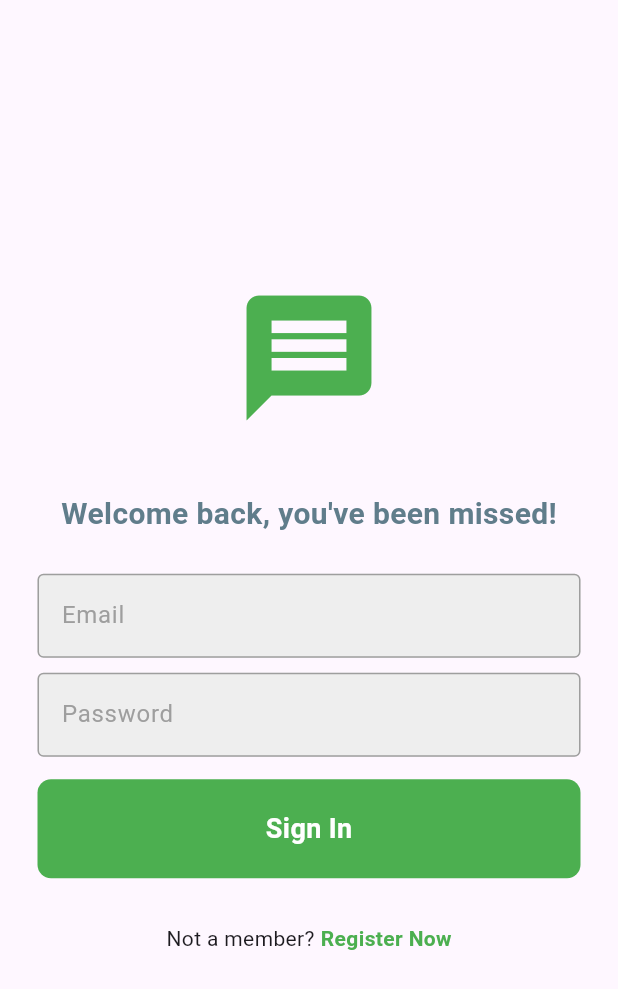
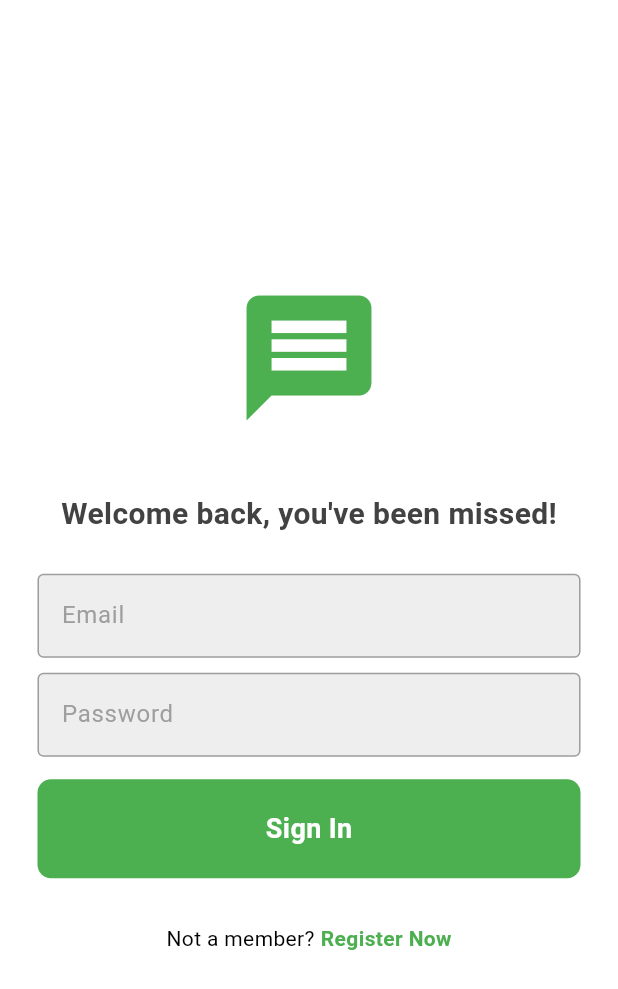
Before and after one commit to Harsh-bhai/chatapp, a Flutter app: the screen it shows after launch, on a phone screen of 412 x 824 dp. Shown: the top 989 px of the screen. Run offline on Flutter 3.47's test engine with Material 3 defaults, Android fonts, the phone set to English and light mode, and no system bars; our stand-ins replace cloud_firestore, firebase_auth, firebase_core; accounts and stored records are empty.

Commit message:
darkmode implmented

```diff
--- a/lib/components/my_text_field.dart
+++ b/lib/components/my_text_field.dart
@@ -1,32 +1,48 @@
-import "package:flutter/material.dart";
+import 'package:flutter/material.dart';
 
 class MyTextField extends StatelessWidget {
   final TextEditingController controller;
   final String placeholder;
   final bool obscureText;
-  const MyTextField(
-      {super.key,
+
+  const MyTextField({
+    super.key,
     required this.controller,
     required this.placeholder,
-      required this.obscureText});
+    required this.obscureText,
+  });
 
   @override
   Widget build(BuildContext context) {
     return TextField(
       controller: controller,
-      obscureText: (obscureText),
+      obscureText: obscureText,
       decoration: InputDecoration(
         enabledBorder: OutlineInputBorder(
-            borderSide: BorderSide(color: Colors.grey.shade500),
+          borderSide: BorderSide(
+            color: Theme.of(context).brightness == Brightness.light
+                ? Colors.grey.shade500 // Light mode color
+                : Colors.grey.shade700, // Dark mode color
           ),
-          focusedBorder: const OutlineInputBorder(
-              borderSide: BorderSide(color: Colors.green)),
-              fillColor: Colors.grey.shade200,
+        ),
+        focusedBorder: OutlineInputBorder(
+          borderSide: BorderSide(
+            color: Theme.of(context).brightness == Brightness.light
+                ? Colors.green // Light mode color
+                : Colors.green.shade200, // Dark mode color
+          ),
+        ),
         filled: true,
+        fillColor: Theme.of(context).brightness == Brightness.light
+            ? Colors.grey.shade200 // Light mode color
+            : Colors.grey.shade900, // Dark mode color
         hintText: placeholder,
-              hintStyle: TextStyle(color:Colors.grey.shade500)
+        hintStyle: TextStyle(
+          color: Theme.of(context).brightness == Brightness.light
+              ? Colors.grey.shade500 // Light mode color
+              : Colors.grey.shade400, // Dark mode color
         ),
-
+      ),
     );
   }
 }
--- a/lib/main.dart
+++ b/lib/main.dart
@@ -1,6 +1,8 @@
 import 'package:chatapp/firebase_options.dart';
 import 'package:chatapp/services/auth/auth_gate.dart';
 import 'package:chatapp/services/auth/auth_service.dart';
+import 'package:chatapp/services/theme/theme.dart';
+import 'package:chatapp/services/theme/theme_notifier.dart';
 import 'package:firebase_core/firebase_core.dart';
 import 'package:flutter/material.dart';
 import 'package:provider/provider.dart';
@@ -8,10 +10,19 @@ import 'package:provider/provider.dart';
 Future<void> main() async {
   WidgetsFlutterBinding.ensureInitialized();
   await Firebase.initializeApp(options: DefaultFirebaseOptions.currentPlatform);
-  runApp(ChangeNotifierProvider(
-    create: (context) => AuthService(),
-    child: const MyApp(),
-  ));
+  runApp(
+    MultiProvider(
+      providers: [
+        ChangeNotifierProvider(
+          create: (context) => AuthService(),
+        ),
+        ChangeNotifierProvider(
+          create: (context) => ThemeProvider(),
+        ),
+      ],
+          child: const MyApp(),
+    ),
+  );
 }
 
 class MyApp extends StatelessWidget {
@@ -19,9 +30,13 @@ class MyApp extends StatelessWidget {
 
   @override
   Widget build(BuildContext context) {
-    return const MaterialApp(
+    final themeProvider = Provider.of<ThemeProvider>(context);
+    return MaterialApp(
+      theme: lightTheme,
+      darkTheme: darkTheme,
+      themeMode: themeProvider.themeMode,
       debugShowCheckedModeBanner: false,
-      home: AuthGate(),
+      home: const AuthGate(),
     );
   }
 }
--- a/lib/pages/login_page.dart
+++ b/lib/pages/login_page.dart
@@ -55,10 +55,10 @@ class _LoginPageState extends State<LoginPage> {
 
                   // welcome back message
                   const SizedBox(height: 40),
-                  const Text(
+                   Text(
                     "Welcome back, you've been missed!",
                     style: TextStyle(
-                        color: Colors.blueGrey,
+                        color: Theme.of(context).primaryColorLight,
                         fontSize: 20,
                         fontWeight: FontWeight.bold),
                   ),
--- /dev/null
+++ b/lib/services/theme/theme.dart
@@ -0,0 +1,35 @@
+import 'package:flutter/material.dart';
+
+final ThemeData lightTheme = ThemeData(
+  brightness: Brightness.light,
+  primarySwatch: Colors.green,
+  primaryColor: Colors.green.shade500,
+  primaryColorDark: Colors.grey.shade600,
+  primaryColorLight: Colors.grey.shade800,
+  scaffoldBackgroundColor: Colors.white,
+  appBarTheme: AppBarTheme(
+    color: Colors.green.shade500,
+  ),
+  iconTheme: IconThemeData(color: Colors.green.shade500),
+  textTheme: const TextTheme(
+    bodyLarge: TextStyle(color: Colors.black),
+    bodyMedium: TextStyle(color: Colors.black),
+  ),
+);
+
+final ThemeData darkTheme = ThemeData(
+  brightness: Brightness.dark,
+  primarySwatch: Colors.green,
+  primaryColor: Colors.green.shade800,
+  primaryColorDark: Colors.grey.shade800,
+  primaryColorLight: Colors.white,
+  scaffoldBackgroundColor: Colors.black,
+  appBarTheme: AppBarTheme(
+    color: Colors.green.shade800,
+  ),
+  iconTheme: IconThemeData(color: Colors.green.shade500),
+  textTheme: const TextTheme(
+    bodyLarge: TextStyle(color: Colors.white),
+    bodyMedium: TextStyle(color: Colors.white),
+  ),
+);
--- /dev/null
+++ b/lib/services/theme/theme_notifier.dart
@@ -0,0 +1,12 @@
+import 'package:flutter/material.dart';
+
+class ThemeProvider with ChangeNotifier {
+  ThemeMode _themeMode = ThemeMode.light;
+
+  ThemeMode get themeMode => _themeMode;
+
+  void toggleTheme() {
+    _themeMode = _themeMode == ThemeMode.light ? ThemeMode.dark : ThemeMode.light;
+    notifyListeners();
+  }
+}
```
Also changed, not shown: lib/pages/chat_page.dart (+10 -4 lines), lib/pages/home_page.dart (+17 -5 lines), lib/pages/more_info.dart (added, +17 -0 lines). Lines whose indentation alone changed are shown as unchanged.
